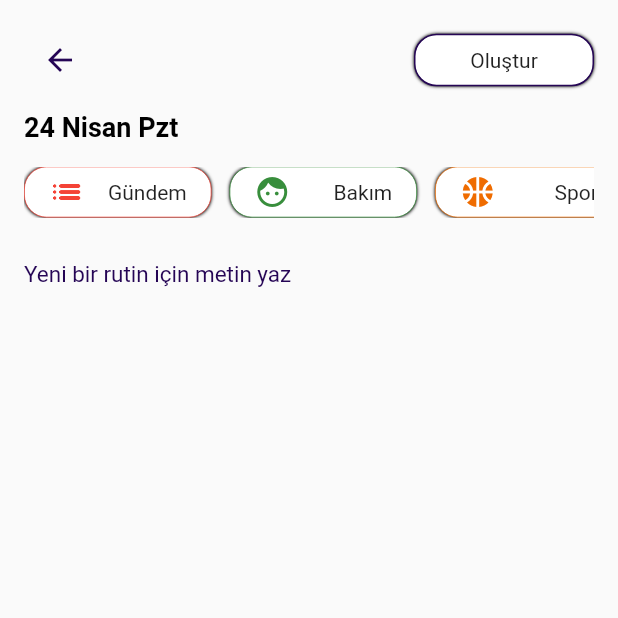
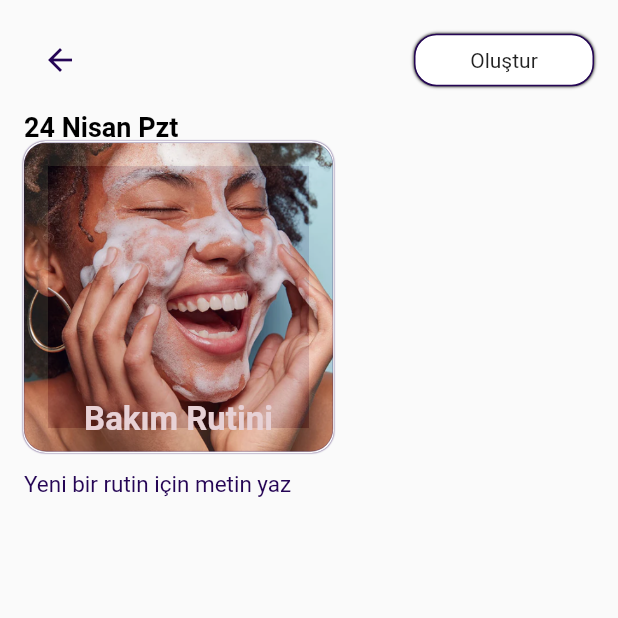
Before and after one commit to 404ibra/diarymedia, a Flutter app: the NewDiary screen opened directly, on a phone screen of 412 x 824 dp, the top half of it. Run offline on Flutter 3.47's test engine with Material 2 defaults, Android fonts, the phone set to English and light mode, and no system bars; our stand-ins replace cloud_firestore, easy_localization, firebase_auth, firebase_core, get, image_picker; accounts and stored records are empty; network calls fail.

Commit message:
create routines card changed

```diff
--- a/lib/views/new_diary/new_diary_view.dart
+++ b/lib/views/new_diary/new_diary_view.dart
@@ -43,7 +43,40 @@ class NewDiary extends StatelessWidget {
                     fontWeight: FontWeight.w600,
                     fontSize: 18),
               ),
-              const DiaryTopicList(),
+
+              Container(
+                height: size.height / 4,
+                width: size.width / 2,
+                decoration: BoxDecoration(
+                    image: const DecorationImage(
+                        opacity: 0.89,
+                        fit: BoxFit.cover,
+                        image: AssetImage("assets/images/wash_face_img.png")),
+                    borderRadius: BorderRadius.circular(15),
+                    border: Border.all(
+                        width: 0.2, color: CustomColors.primaryPurple),
+                    boxShadow: const [
+                      BoxShadow(
+                          color: CustomColors.primaryPurple,
+                          blurRadius: 0.1,
+                          spreadRadius: 0.5,
+                          blurStyle: BlurStyle.outer)
+                    ]),
+                child: const Align(
+                  alignment: AlignmentDirectional.bottomCenter,
+                  child: Padding(
+                    padding: EdgeInsets.only(bottom: 8.0),
+                    child: Text(
+                      "Bakım Rutini",
+                      style: TextStyle(
+                          fontSize: 22,
+                          fontWeight: FontWeight.w700,
+                          color: Color(0xfffe7d1d5)),
+                    ),
+                  ),
+                ),
+              ),
+              //Text next page;
               Column(
                 children: [
                   SizedBox(
```
Also changed, not shown: assets/images/wash_face_img.png (added).
